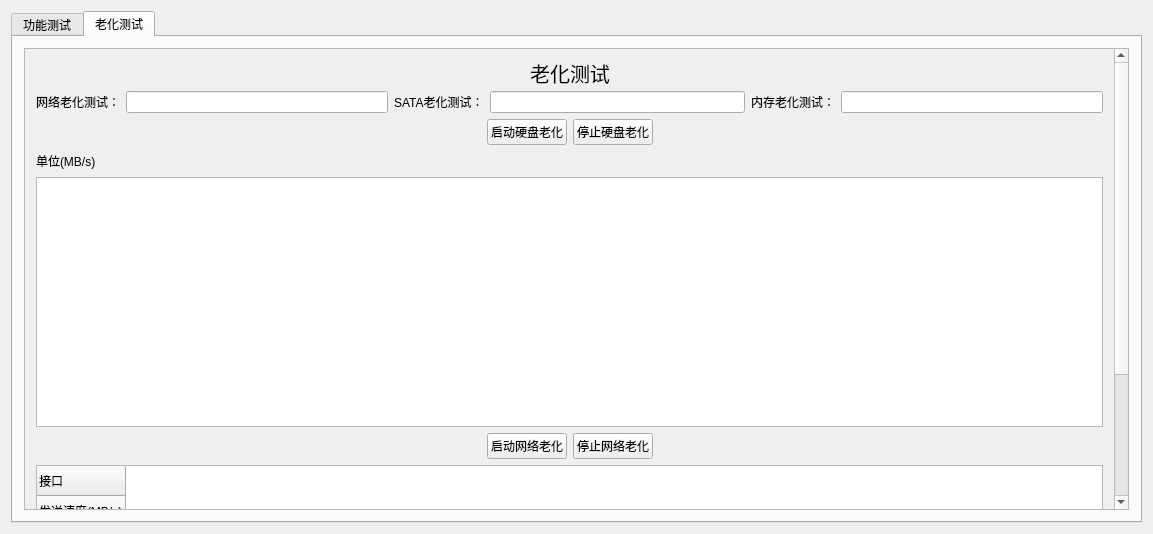
This is jw-test-tool-v2/widget.ui in github188/test as Qt 5 draws it before an edit. The edited form follows.
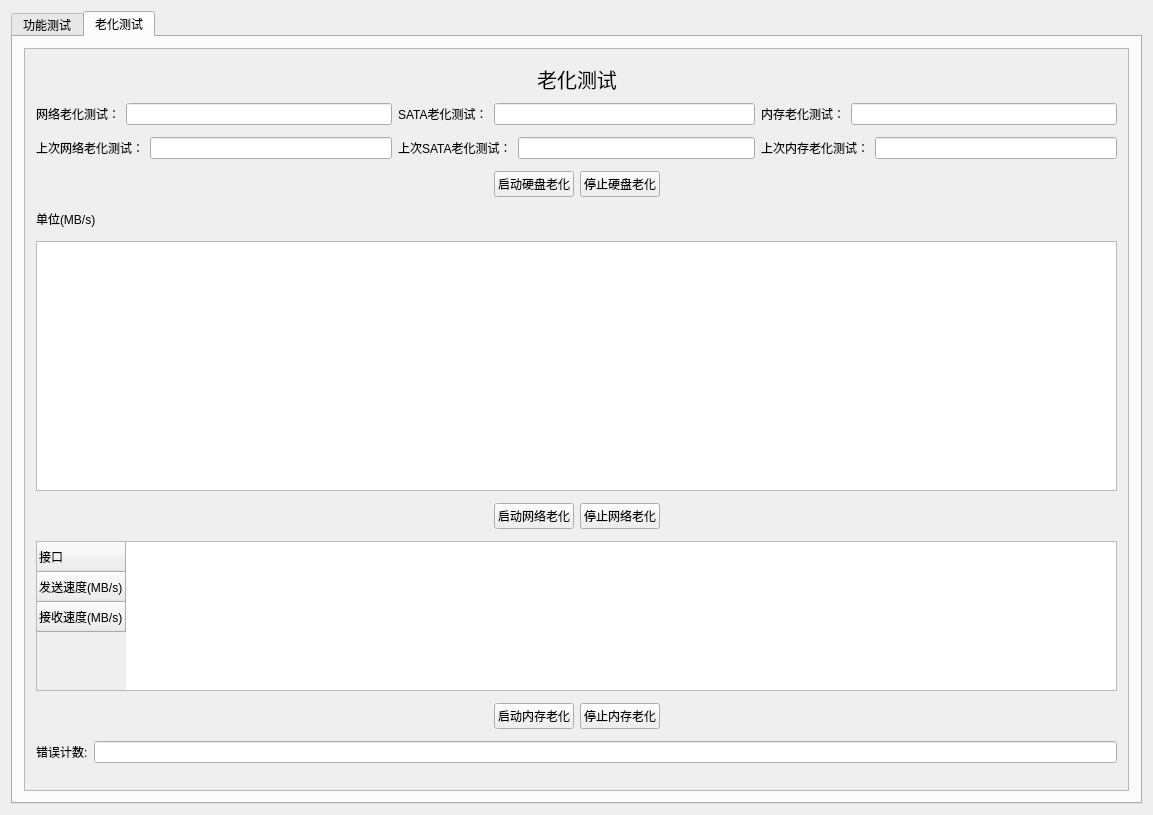
This is the edited form. The open tabs and pages were chosen to show the change.

Commit message: 1. 修服了ip_cfg程序，手动配置ip时需要按Enter的问题 2. 为jw-test-tool-v2添加了现实上一次io,net,mem老化时间

Diff of the .ui file:
```diff
--- a/jw-test-tool-v2/widget.ui
+++ b/jw-test-tool-v2/widget.ui
@@ -7,7 +7,7 @@
     <x>0</x>
     <y>0</y>
     <width>1153</width>
-    <height>534</height>
+    <height>815</height>
    </rect>
   </property>
   <property name="minimumSize">
@@ -1351,8 +1351,8 @@
            <rect>
             <x>0</x>
             <y>0</y>
-            <width>1098</width>
-            <height>692</height>
+            <width>1111</width>
+            <height>740</height>
            </rect>
           </property>
           <layout class="QVBoxLayout" name="verticalLayout">
@@ -1486,6 +1486,76 @@
              </item>
             </layout>
            </item>
+           <item>
+            <layout class="QHBoxLayout" name="horizontalLayout_64">
+             <item>
+              <layout class="QHBoxLayout" name="horizontalLayout_65">
+               <item>
+                <widget class="QLabel" name="label_27">
+                 <property name="enabled">
+                  <bool>true</bool>
+                 </property>
+                 <property name="text">
+                  <string>上次网络老化测试：</string>
+                 </property>
+                </widget>
+               </item>
+               <item>
+                <widget class="QLineEdit" name="lineEdit_13">
+                 <property name="enabled">
+                  <bool>true</bool>
+                 </property>
+                 <property name="readOnly">
+                  <bool>true</bool>
+                 </property>
+                </widget>
+               </item>
+              </layout>
+             </item>
+             <item>
+              <layout class="QHBoxLayout" name="horizontalLayout_66">
+               <item>
+                <widget class="QLabel" name="label_28">
+                 <property name="text">
+                  <string>上次SATA老化测试：</string>
+                 </property>
+                </widget>
+               </item>
+               <item>
+                <widget class="QLineEdit" name="lineEdit_14">
+                 <property name="enabled">
+                  <bool>true</bool>
+                 </property>
+                 <property name="readOnly">
+                  <bool>true</bool>
+                 </property>
+                </widget>
+               </item>
+              </layout>
+             </item>
+             <item>
+              <layout class="QHBoxLayout" name="horizontalLayout_67">
+               <item>
+                <widget class="QLabel" name="label_29">
+                 <property name="text">
+                  <string>上次内存老化测试：</string>
+                 </property>
+                </widget>
+               </item>
+               <item>
+                <widget class="QLineEdit" name="lineEdit_15">
+                 <property name="enabled">
+                  <bool>true</bool>
+                 </property>
+                 <property name="readOnly">
+                  <bool>true</bool>
+                 </property>
+                </widget>
+               </item>
+              </layout>
+             </item>
+            </layout>
+           </item>
            <item>
             <layout class="QHBoxLayout" name="horizontalLayout_55">
              <item>
```
Left out of the diff: 2 changed lines with no effect on the pictures. The commit also changes 4 other files.
